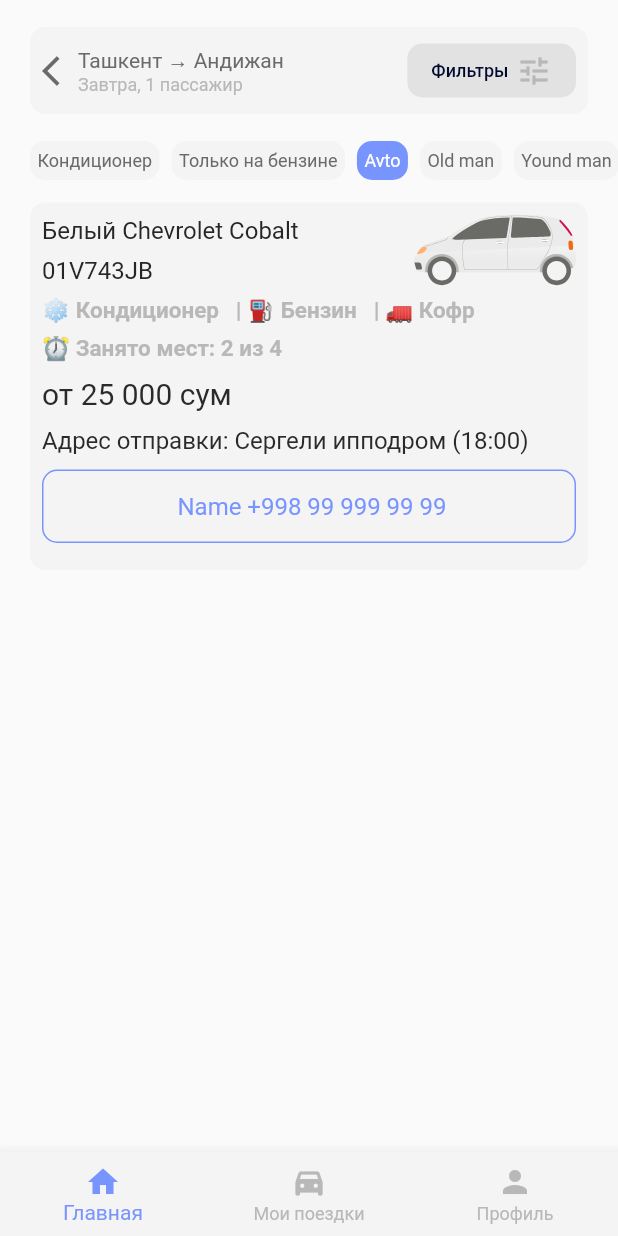
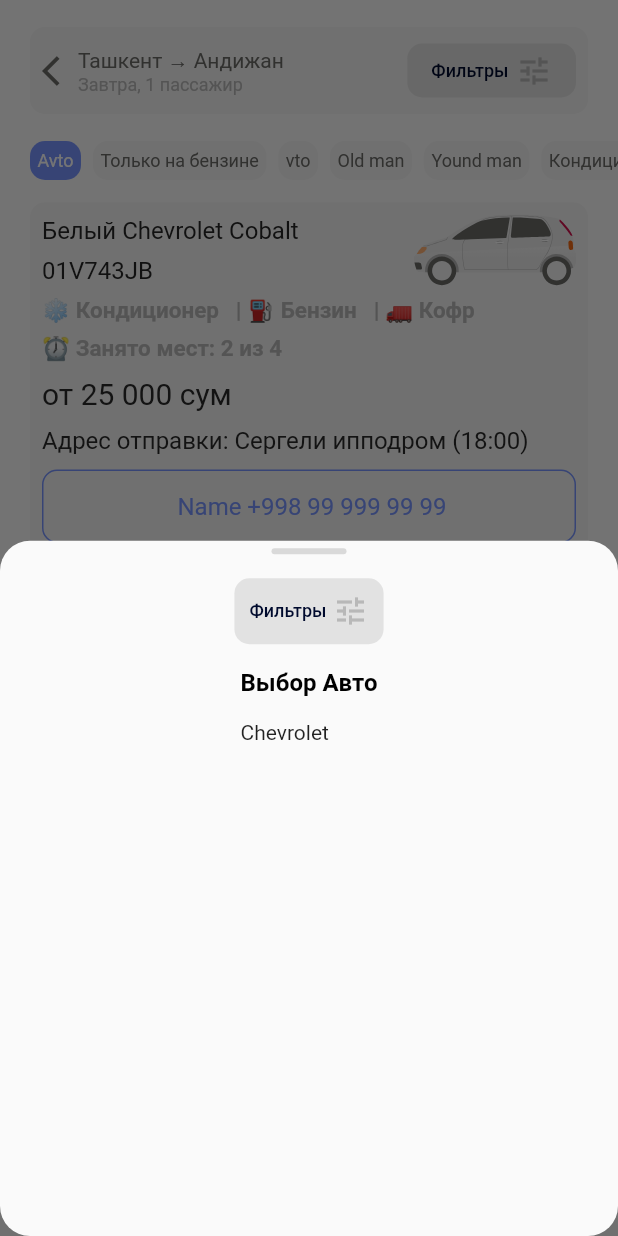
Before and after one commit to Abdurrahmon-xoja/vodiy_petak_alpha_project, a Flutter app: the Cards screen opened directly, after a tap on "Avto", on a phone screen of 412 x 824 dp. Run offline on Flutter 3.47's test engine with Material 2 defaults, Android fonts, the light colour scheme and no system bars; our stand-ins replace flutter_otp_text_field, flutter_svg, get; Roboto replaces fonts that are missing (Poppins).

Commit message:
added bottom sheet

```diff
--- a/lib/consts/filtering_const.dart
+++ b/lib/consts/filtering_const.dart
@@ -1,7 +1,7 @@
 List<String> filterOptionsNames = [
-  "Кондиционер",
+  "Avto",
   "Только на бензине",
-  "Avto",
+  "vto",
   "Old man",
   "Yound man",
   "Кондиционер",
--- a/lib/main.dart
+++ b/lib/main.dart
@@ -25,7 +25,7 @@ class MyApp extends StatelessWidget {
           child: ElevatedButton(
             child: Text("Next Screen"),
             onPressed: () {
-              Get.to(MyTrips());
+              Get.to(Cards());
             },
           ),
         ),
--- a/lib/view/OrderUser/Cards_screem.dart
+++ b/lib/view/OrderUser/Cards_screem.dart
@@ -302,9 +302,92 @@ class _CardsState extends State<Cards> {
         filterOptionsNames.length - 1,
         (index) => GestureDetector(
               onTap: () {
+                if (filterOptionsNames[index] == "Avto") {
+                  showModalBottomSheet(
+                      context: context,
+                      shape: RoundedRectangleBorder(
+                        borderRadius: BorderRadius.circular(20.0),
+                      ),
+                      builder: (BuildContext context) {
+                        return Container(
+                          child: Column(
+                            children: [
+                              SizedBox(
+                                height: 5,
+                              ),
+                              Container(
+                                width: 50,
+                                height: 4,
+                                decoration: BoxDecoration(
+                                  borderRadius: BorderRadius.circular(100.0),
+                                  color: const Color(0xffD9D9D9),
+                                ),
+                              ),
+                              SizedBox(
+                                height: 16,
+                              ),
+                              IntrinsicWidth(
+                                child: Container(
+                                  // width: 50,
+                                  padding: EdgeInsets.all(10.0),
+                                  decoration: BoxDecoration(
+                                    color: Color(0xffE2E2E2),
+                                    borderRadius: BorderRadius.circular(10),
+                                  ),
+                                  child: const Row(
+                                    mainAxisAlignment:
+                                        MainAxisAlignment.spaceBetween,
+                                    children: [
+                                      Text(
+                                        "Фильтры",
+                                        style: TextStyle(
+                                          fontSize: 12,
+                                          fontWeight: FontWeight.w500,
+                                          color: cdarkTextColor,
+                                        ),
+                                      ),
+                                      SizedBox(
+                                        width: 4,
+                                      ),
+                                      Icon(
+                                        Icons.tune,
+                                        color: cclueColor,
+                                      ),
+                                    ],
+                                  ),
+                                ),
+                              ),
+                              SizedBox(
+                                height: 16,
+                              ),
+                              Column(
+                                crossAxisAlignment: CrossAxisAlignment.start,
+                                children: [
+                                  Text(
+                                    "Выбор Авто",
+                                    style: TextStyle(
+                                        fontSize: 16,
+                                        fontWeight: FontWeight.w700,
+                                        color: Color(0xff000000)),
+                                  ),
+                                  SizedBox(
+                                    height: 16,
+                                  ),
+                                  Text("Chevrolet"),
+                                  SizedBox(
+                                    height: 16,
+                                  ),
+                                ],
+                              )
+                            ],
+                          ),
+                        );
+                      });
+                }
                 setState(() {
                   filterOptionsIsChoosed[index] =
                       filterOptionsIsChoosed[index] == true ? false : true;
+                  // when it clicks a avto it will open slider
                 });
               },
               child: Container(
```
